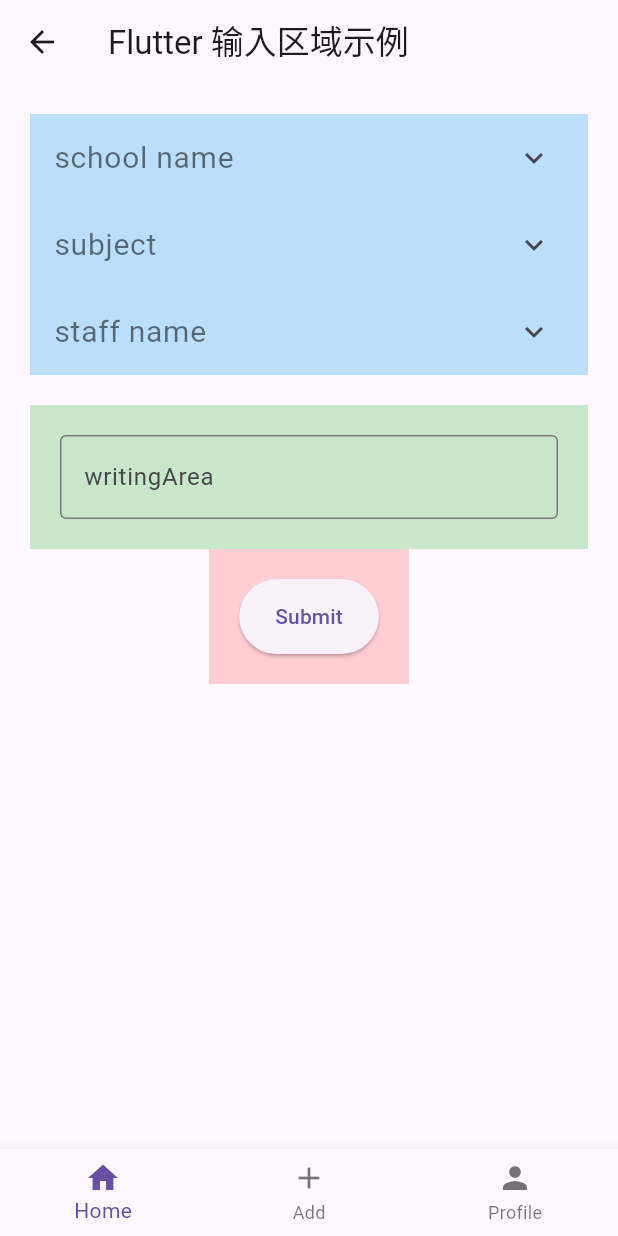
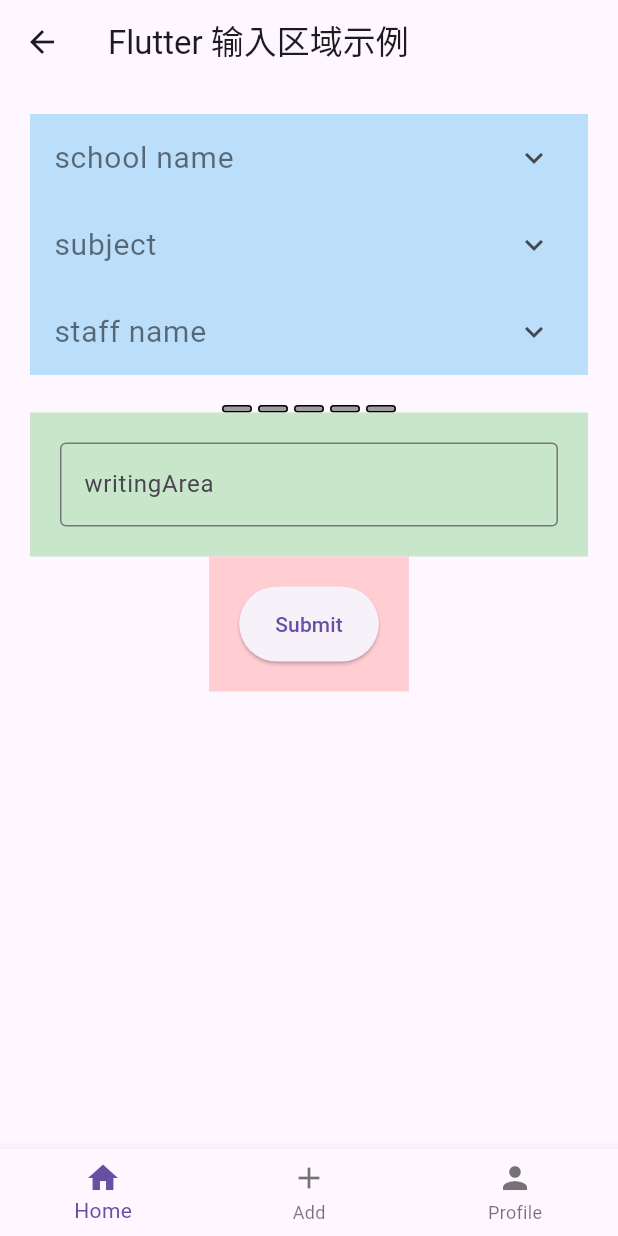
Before and after one commit to MshSteven/CP3407-group-8, a Flutter app: the AddRouter screen opened by its route, on a phone screen of 412 x 824 dp. Run offline on Flutter 3.47's test engine with Material 3 defaults, Android fonts, the phone set to English and light mode, and no system bars.

Commit message:
fix the add.dart

```diff
--- a/lib/pages/add/add.dart
+++ b/lib/pages/add/add.dart
@@ -12,6 +12,8 @@ class _AddRouterState extends State<AddRouter> {
     'subject': '',
     'staff name': '',
   };
+
+  int _selectedRating = 0;
 
   @override
   Widget build(BuildContext context) {
@@ -28,6 +30,12 @@ class _AddRouterState extends State<AddRouter> {
               child: staffList(),
             ),
           ),
+          RatingBar(_selectedRating, (rating) {
+            setState(() {
+              _selectedRating = rating;
+            });
+          }),
+
           Flexible(
             flex: 1,
             child: Container(
@@ -146,4 +154,49 @@ class _AddRouterState extends State<AddRouter> {
       ),
     );
   }
+
+
 }
+
+class RatingBar extends StatelessWidget {
+  final int selectedRating;
+  final ValueChanged<int> onRatingUpdate;
+
+  RatingBar(this.selectedRating, this.onRatingUpdate);
+
+  @override
+  Widget build(BuildContext context) {
+    return Row(
+      mainAxisAlignment: MainAxisAlignment.center,
+      children: List.generate(5, (index) {
+        return GestureDetector(
+          onTap: () => onRatingUpdate(index + 1),
+          child: Container(
+            margin: EdgeInsets.symmetric(horizontal: 2.0),
+            width: 20,
+            height: 5,
+            decoration: BoxDecoration(
+              color: _getColor(index + 1),
+              borderRadius: BorderRadius.circular(2.5),
+              border: Border.all(color: Colors.black, width: 1),
+            ),
+          ),
+        );
+      }),
+    );
+  }
+
+  Color _getColor(int index) {
+    if (index <= selectedRating) {
+      if (selectedRating <= 2) {
+        return Colors.red;
+      } else if (selectedRating == 3) {
+        return Colors.yellow;
+      } else {
+        return Colors.green;
+      }
+    } else {
+      return Colors.grey;
+    }
+  }
+}
```
